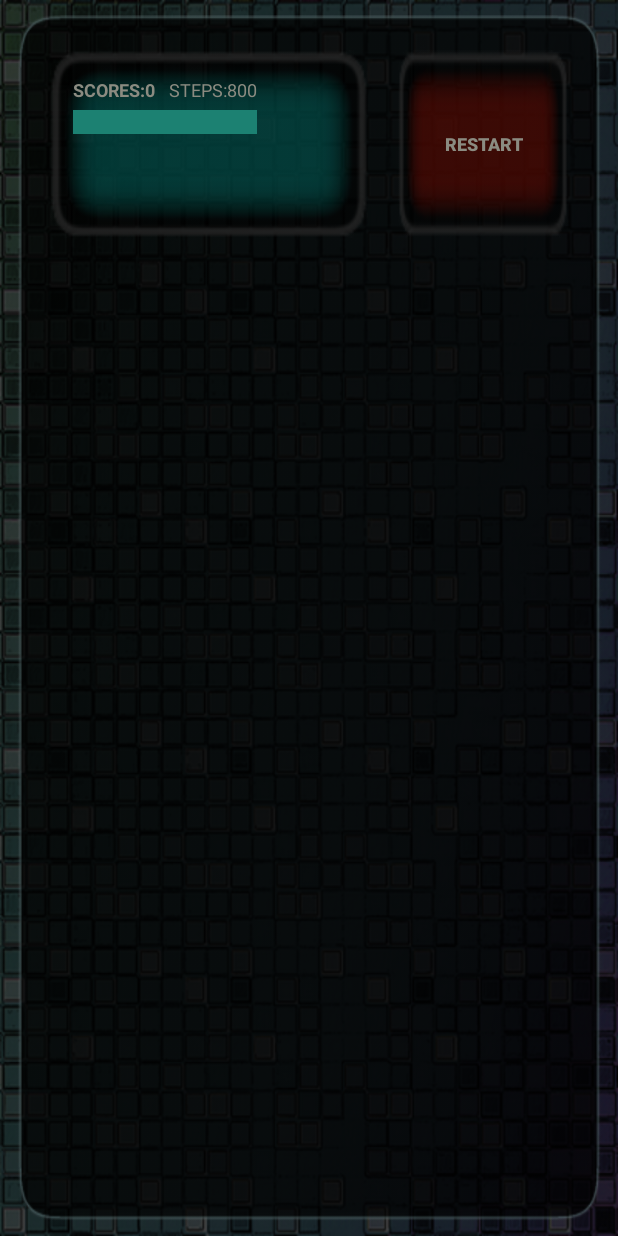
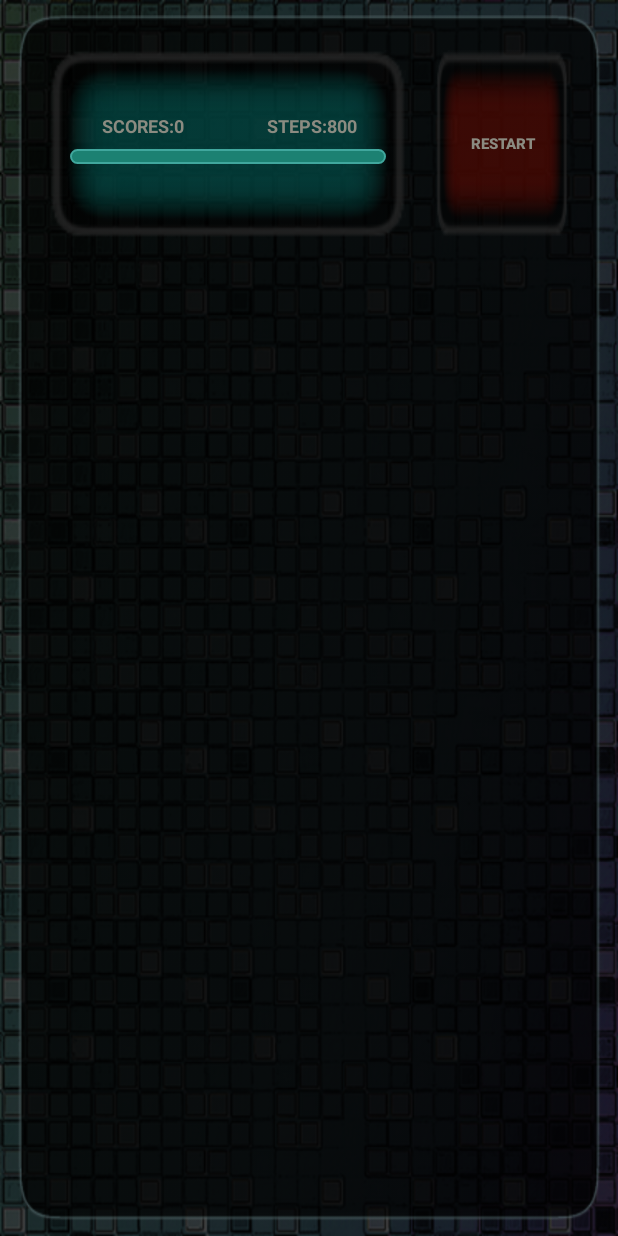
Before and after one commit to AlexKazmirchuk/BarleyBreak, an Android app: the GameFieldActivity screen opened directly, with no data from a screen before it, on a phone screen of 412 x 824 dp. Run offline under Robolectric (Android 15) with nearby library versions, the light colour scheme and no system bars.

Commit message:
fixed position of progress bar

```diff
--- /dev/null
+++ b/app/src/main/res/drawable/progress_bar_bg.xml
@@ -0,0 +1,25 @@
+<?xml version="1.0" encoding="utf-8"?>
+<layer-list xmlns:android="http://schemas.android.com/apk/res/android" >
+    <item android:id="@android:id/background">
+        <shape>
+            <corners android:radius="5dip" />
+            <solid android:color="#1c8172" />
+            <stroke
+                android:width="1dp"
+                android:color="#40a79d" />
+        </shape>
+    </item>
+    <item android:id="@android:id/progress">
+        <clip>
+            <shape>
+                <corners android:radius="5dip" />
+
+                <solid android:color="#c42f1e" />
+
+                <stroke
+                    android:width="1dp"
+                    android:color="#c22a1a" />
+            </shape>
+        </clip>
+    </item>
+</layer-list>
--- a/app/src/main/res/layout/game_field.xml
+++ b/app/src/main/res/layout/game_field.xml
@@ -16,61 +16,74 @@
                       android:layout_height="fill_parent"
                       android:layout_weight="@integer/top_btn_layout_weight">
 
-            <RelativeLayout android:layout_width="fill_parent"
+            <RelativeLayout
+                android:id="@+id/stepInfo"
+                android:layout_width="fill_parent"
                 android:layout_height="fill_parent"
-                          android:layout_weight="60"
+                android:layout_weight="45"
+
                 android:layout_marginTop="@dimen/scores_field_margin_top"
                 android:layout_marginBottom="@dimen/scores_field_margin_bottom"
                 android:layout_marginRight="@dimen/scores_field_margin_right"
                 android:layout_marginLeft="@dimen/scores_field_margin_left"
-                          android:background="@drawable/scores_field"
-                          android:id="@+id/stepInfo">
 
-                <TextView android:layout_width="wrap_content"
+                android:padding="8dp"
+
+                android:background="@drawable/scores_field">
+
+                <View
+                    android:id="@+id/spaceView"
+                    android:layout_width="4dp"
+                    android:layout_height="7dp"
+
+                    android:layout_centerInParent="true"/>
+
+                <TextView
+                    android:id="@+id/txtScores"
+                    android:layout_width="wrap_content"
                     android:layout_height="wrap_content"
+
+
                     android:text="@string/scores"
                     android:textSize="12sp"
                     android:textColor="#8b8b81"
                     android:textStyle="bold"
-                          android:id="@+id/txtScores"
-                          android:gravity="center_horizontal|center_vertical"
-                          android:layout_marginStart="15dp"
-                          android:layout_marginLeft="15dp"
-                          android:layout_marginTop="18dp"
-                          android:layout_alignParentTop="true"
-                          android:layout_alignParentStart="true"
-                          android:layout_alignParentLeft="true"/>
+                    android:gravity="center_horizontal"
+
+                    android:layout_alignParentLeft="true"
+                    android:layout_toLeftOf="@id/spaceView"
+                    android:layout_above="@id/spaceView"
+                    />
                 <TextView
+                    android:id="@+id/txtLimitStep"
                     android:layout_width="wrap_content"
                     android:layout_height="wrap_content"
+
+                    android:textStyle="bold"
                     android:text="STEPS:300"
                     android:textColor="#8b8b81"
-                        android:id="@+id/txtLimitStep"
                     android:textSize="12sp"
-                        android:layout_marginStart="9dp"
-                        android:layout_marginLeft="9dp"
-                        android:layout_above="@+id/stepProgressBar"
-                        android:layout_toEndOf="@+id/txtScores"
-                        android:layout_toRightOf="@+id/txtScores"/>
+                    android:gravity="center_horizontal"
+
+                    android:layout_alignParentRight="true"
+                    android:layout_toRightOf="@id/spaceView"
+                    android:layout_above="@id/spaceView"
+                    />
                 <ProgressBar
+                    android:id="@+id/stepProgressBar"
+                    android:layout_width="wrap_content"
+                    android:layout_height="10dp"
                     style="?android:attr/progressBarStyleHorizontal"
-                        android:layout_width="wrap_content"
-                        android:layout_height="wrap_content"
-                        android:id="@+id/stepProgressBar"
+                    android:progressDrawable="@drawable/progress_bar_bg"
 
-                        android:progressDrawable="@drawable/progress_bar_shape"
+                    android:layout_marginLeft="5dp"
+                    android:layout_marginRight="5dp"
 
-                        android:layout_below="@+id/txtScores"
-                        android:layout_alignStart="@+id/txtScores"
-                        android:layout_alignLeft="@+id/txtScores"
-                        android:layout_marginTop="5dp"
-                        android:layout_marginBottom="20dp"
-                        android:layout_alignEnd="@+id/txtLimitStep"
-                        android:layout_alignRight="@+id/txtLimitStep"/>
+                    android:layout_below="@id/spaceView"
+                    android:layout_alignParentLeft="true"
+                    android:layout_alignParentRight="true"/>
 
             </RelativeLayout>
-
-
 
             <Button android:layout_width="fill_parent"
                     android:layout_height="fill_parent"
@@ -78,7 +91,7 @@
                     android:text="RESTART"
                     android:textColor="#8b8b81"
                     android:textStyle="bold"
-                    android:textSize="12sp"
+                    android:textSize="10sp"
                     android:layout_weight="100"
                     android:layout_marginTop="@dimen/restart_btn_margin_top"
                     android:layout_marginBottom="@dimen/restart_btn_margin_bottom"
@@ -88,8 +101,6 @@
                     android:id="@+id/restartBtn"/>
 
         </LinearLayout>
-
-
 
         <LinearLayout android:layout_width="fill_parent"
                       android:layout_height="fill_parent"
```
Lines whose indentation alone changed are shown as unchanged.
